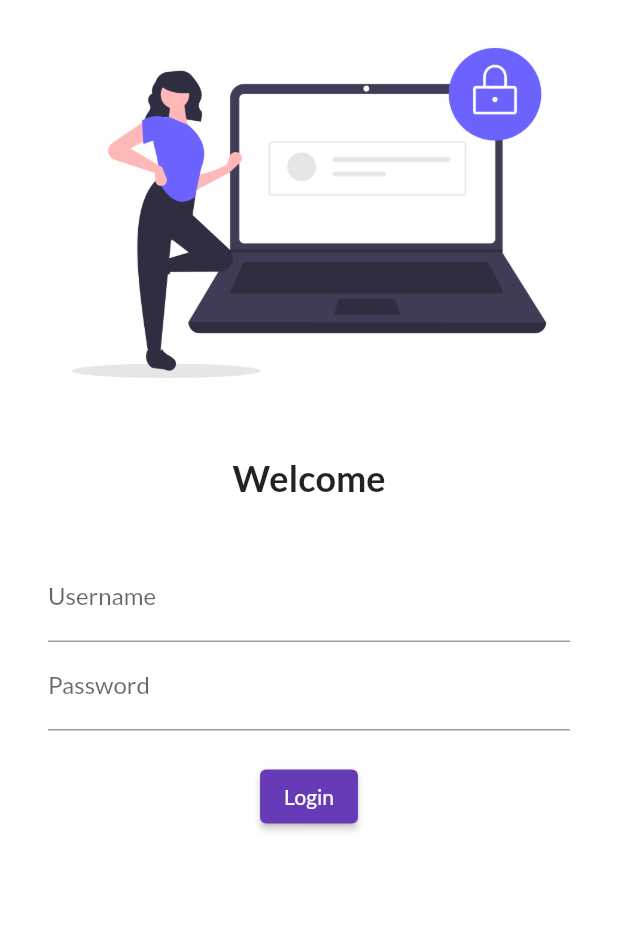
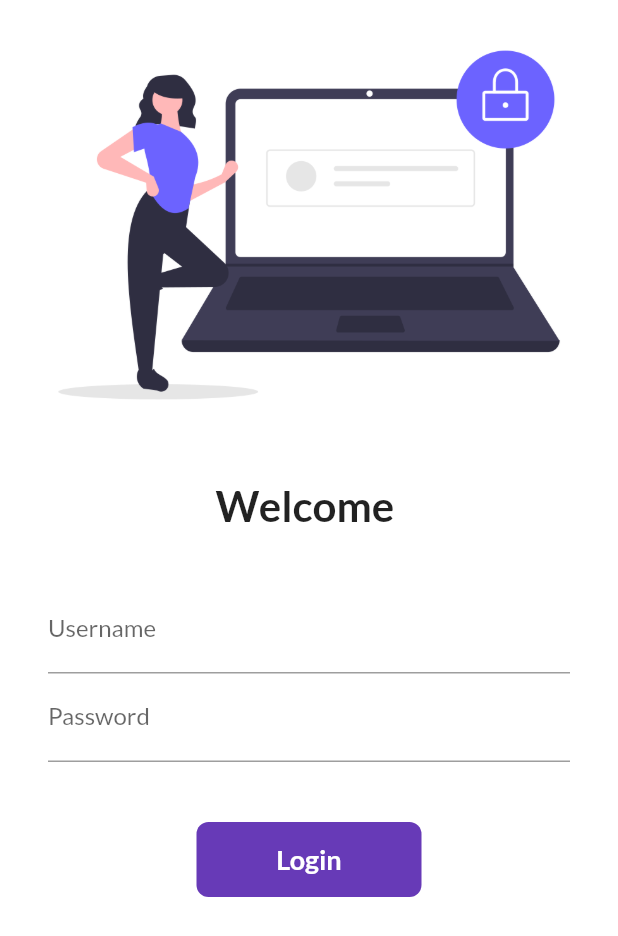
Before and after one commit to ARTHxy/30DaysOfFlutter, a Flutter app: the screen it shows after launch, on a phone screen of 412 x 824 dp. Shown: the top 936 px of the screen. Run offline on Flutter 3.47's test engine with Material 2 defaults, Android fonts, the phone set to English and light mode, and no system bars; our stand-ins replace google_fonts.

Commit message:
day_6 completed

```diff
--- a/lib/main.dart
+++ b/lib/main.dart
@@ -1,5 +1,6 @@
 import 'package:beginner_project/pages/home_page.dart';
 import 'package:beginner_project/pages/login_page.dart';
+import 'package:beginner_project/utils/routes.dart';
 import 'package:google_fonts/google_fonts.dart';
 import 'package:flutter/material.dart';
 
@@ -42,8 +43,8 @@
       routes: {
         "/": (context) => // By Default
             LogInPage(), // "/" means home route, use only one either "/" or homepage()
-        "/Home": (context) => HomePage(),
-        "/Login": (context) => LogInPage()
+        MyRoutes.homeRoute: (context) => HomePage(),
+        MyRoutes.loginRoute: (context) => LogInPage()
       }, // Ways ( Raste )  (Key : Value) (String : Function)
     );
   }
--- a/lib/pages/login_page.dart
+++ b/lib/pages/login_page.dart
@@ -1,27 +1,39 @@
+import 'package:beginner_project/utils/routes.dart';
 import 'package:flutter/material.dart';
 
-class LogInPage extends StatelessWidget {
+class LogInPage extends StatefulWidget {
   const LogInPage({super.key});
+
+  @override
+  State<LogInPage> createState() => _LogInPageState();
+}
+
+class _LogInPageState extends State<LogInPage> {
+  String name = "";
+  bool changeButton = false;
 
   @override
   Widget build(BuildContext context) {
     // Every Widget has it's key :
     return Material(
         color: Colors.white,
-        child: Column(
+        child: SingleChildScrollView(
+            //SingleChildScrollView is important because ye overflow nahi hone deta or scroll bhi karta h
+            child: Column(
           children: [
             Image.asset(
               "assets/images/login_image.png",
               fit: BoxFit.cover,
+              height: 300,
             ),
-            const SizedBox(
+            SizedBox(
               // SizedBox is using for spacing instead of padding
               height: 20.0,
             ),
-            const Text(
-              "Welcome",
+            Text(
+              "Welcome $name",
               style: TextStyle(
-                fontSize: 24,
+                fontSize: 28,
                 fontWeight: FontWeight.bold,
               ),
             ),
@@ -34,11 +46,16 @@
               child: Column(
                 children: [
                   TextFormField(
-                    decoration: InputDecoration(
-                      hintText: "Enter Your Username",
-                      labelText: "Username",
-                    ),
-                  ),
+                      decoration: InputDecoration(
+                        hintText: "Enter Your Username",
+                        labelText: "Username",
+                      ),
+                      onChanged: (value) {
+                        name = value;
+                        setState(() {
+                          // only used in stateful widget for build call method and UI change.
+                        });
+                      }),
                   TextFormField(
                     obscureText: true,
                     decoration: InputDecoration(
@@ -47,19 +64,57 @@
                     ),
                   ),
                   SizedBox(
-                    height: 20.0,
+                    height: 40.0,
                   ),
-                  ElevatedButton(
+                  InkWell(
+                    onTap: () async {
+                      setState(() {
+                        changeButton = true;
+                      });
+                      await Future.delayed(Duration(seconds: 1));
+                      Navigator.pushNamed(context, MyRoutes.homeRoute);
+                    },
+                    child: AnimatedContainer(
+                      // There is no onPressed property in container but elevated button has it that's why we use InkWell.
+                      duration: Duration(
+                          seconds: 1), // duration is must in AnimatedContainer.
+                      width: changeButton ? 50 : 150,
+                      height: 50,
+                      alignment: Alignment.center,
+                      child: changeButton
+                          ? Icon(
+                              Icons.done,
+                              color: Colors.white,
+                            )
+                          : Text(
+                              "Login",
+                              style: TextStyle(
+                                  color: Colors.white,
+                                  fontWeight: FontWeight.bold,
+                                  fontSize: 18),
+                            ),
+                      decoration: BoxDecoration(
+                          color: Colors.deepPurple,
+                          //  shape:
+                          //  changeButton ? BoxShape.circle : BoxShape.rectangle,
+                          borderRadius:
+                              BorderRadius.circular(changeButton ? 50 : 8)),
+                    ),
+                  ),
+
+                  /*  ElevatedButton(
                     child: Text("Login"),
-                    style: TextButton.styleFrom(),
+                    style: TextButton.styleFrom(minimumSize: Size(150, 40)),
                     onPressed: () {
-                      print("Hii! Arth");
+                      Navigator.pushNamed(context, MyRoutes.homeRoute);
+                      // print("Hii! Arth");
                     },
                   ),
+                 */
                 ],
               ),
             ),
           ],
-        ));
+        )));
   }
 }
--- /dev/null
+++ b/lib/utils/routes.dart
@@ -0,0 +1,5 @@
+class MyRoutes {
+  static String loginRoute = "/Login";
+  // static takes only one time memory and no need to create object :
+  static String homeRoute = "/Home";
+}
```
